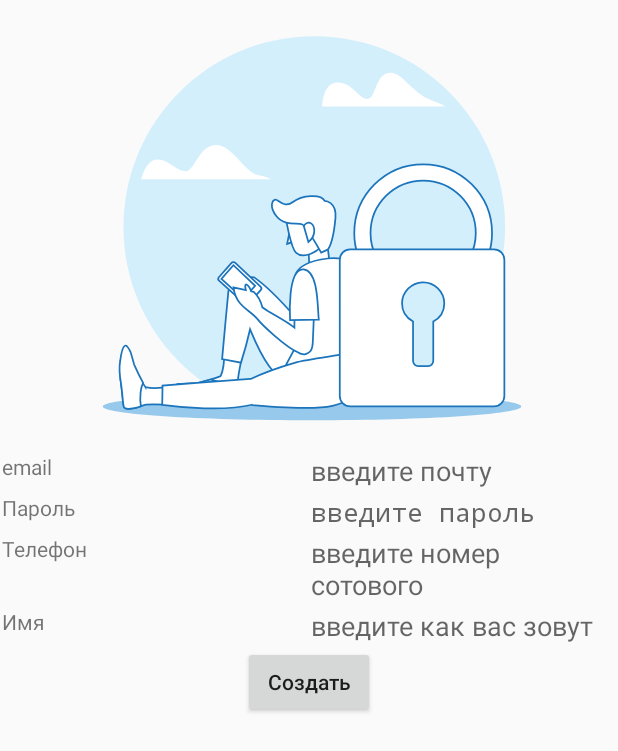
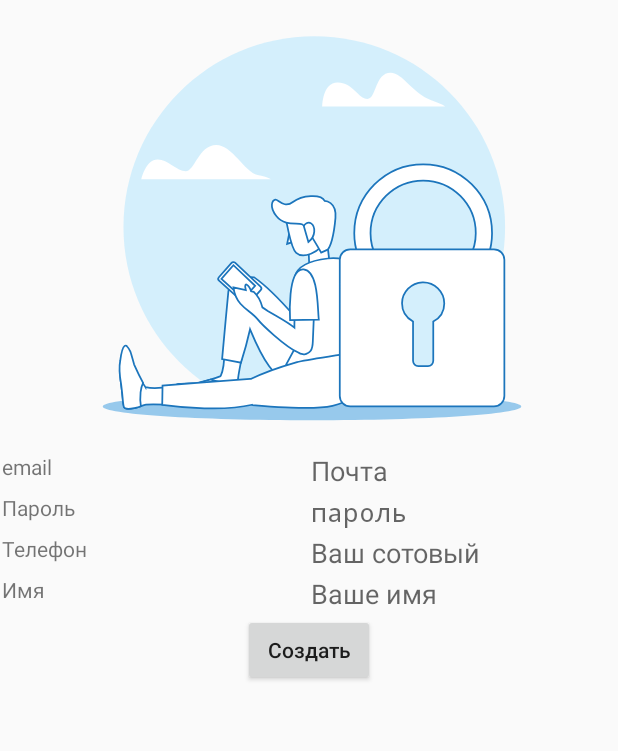
Before and after one commit to krafft1981/transport-android, an Android app: the screen it shows after launch (MainActivity), after a tap on "Забыли пароль", on a phone screen of 412 x 824 dp. Shown: the top 751 px of the screen. Run offline under Robolectric (Android 15) with nearby library versions, the phone set to English and light mode, and no system bars; pictures from the network do not load; 1 other tap on this screen came first.

Commit message:
Register bug fix

```diff
--- a/app/src/main/java/com/rental/transport/validator/PhoneValidator.java
+++ b/app/src/main/java/com/rental/transport/validator/PhoneValidator.java
@@ -6,7 +6,7 @@ import java.util.regex.Pattern;
 
 public class PhoneValidator implements IStringValidator {
 
-    private Pattern pattern = Pattern.compile("^[7-8]\\d{10}");
+    private Pattern pattern = Pattern.compile("^[7-8]{10}");
 
     @Override
     public Boolean validate(String value) {
@@ -15,6 +15,7 @@ public class PhoneValidator implements IStringValidator {
             return false;
         }
 
-        return pattern.matcher(value).matches();
+//        return pattern.matcher(value).matches();
+        return !TextUtils.isEmpty(value);
     }
 }
--- a/app/src/main/res/layout/customer_create.xml
+++ b/app/src/main/res/layout/customer_create.xml
@@ -50,7 +50,7 @@
                         android:layout_width="wrap_content"
                         android:layout_height="match_parent"
                         android:background="@android:color/transparent"
-                        android:hint="введите почту"
+                        android:hint="Почта"
                         android:inputType="textMultiLine|textNoSuggestions"
                         android:padding="1dp" />
                 </LinearLayout>
@@ -87,7 +87,7 @@
                         android:layout_width="wrap_content"
                         android:layout_height="match_parent"
                         android:background="@android:color/transparent"
-                        android:hint="введите пароль"
+                        android:hint="пароль"
                         android:inputType="textMultiLine|textNoSuggestions|textPassword"
                         android:padding="1dp" />
                 </LinearLayout>
@@ -124,7 +124,7 @@
                         android:layout_width="wrap_content"
                         android:layout_height="match_parent"
                         android:background="@android:color/transparent"
-                        android:hint="введите номер сотового"
+                        android:hint="Ваш сотовый"
                         android:inputType="textMultiLine|textNoSuggestions"
                         android:padding="1dp" />
                 </LinearLayout>
@@ -161,7 +161,7 @@
                         android:layout_width="wrap_content"
                         android:layout_height="match_parent"
                         android:background="@android:color/transparent"
-                        android:hint="введите как вас зовут"
+                        android:hint="Ваше имя"
                         android:inputType="textMultiLine|textNoSuggestions"
                         android:padding="1dp" />
                 </LinearLayout>
```
Also changed, not shown: 1 other file.
